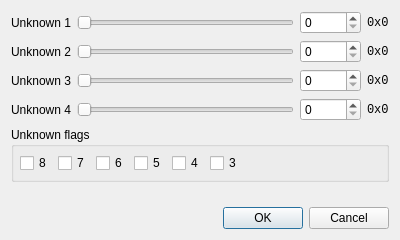
Before: the Qt Designer form src/mpbgui/SplitUnkEditor.ui in dakrk/manatools, drawn with Qt 5.
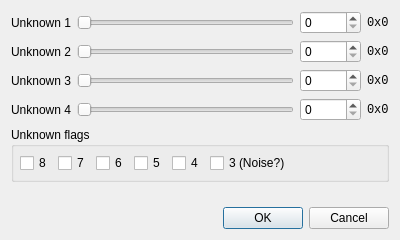
After: the same form once the commit is applied.

Commit message: mpb: also has noise flag

What changed in the file:
```diff
--- a/src/mpbgui/SplitUnkEditor.ui
+++ b/src/mpbgui/SplitUnkEditor.ui
@@ -236,7 +236,7 @@
       <item>
        <widget class="QCheckBox" name="checkUnkFlag3">
         <property name="text">
-         <string>3</string>
+         <string>3 (Noise?)</string>
         </property>
        </widget>
       </item>
```
The commit also changes 1 other file.
